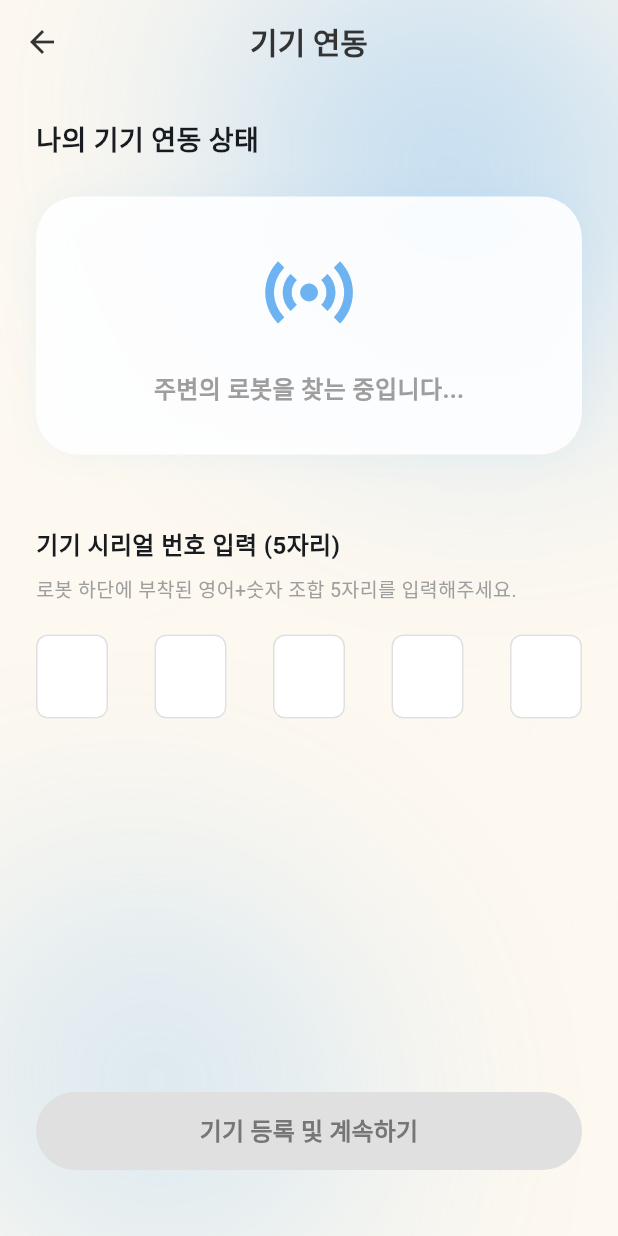
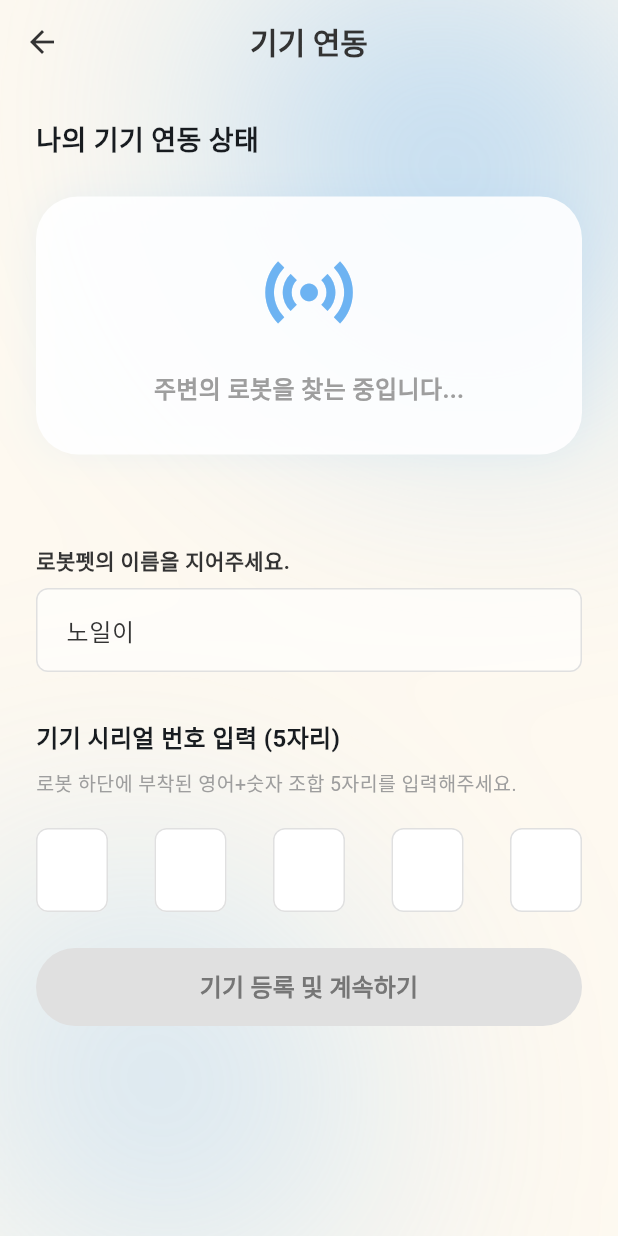
Before and after one commit to 1227wano/No-ill, a Flutter app: the DevicePairingScreen screen opened directly, on a phone screen of 412 x 824 dp. Run offline on Flutter 3.47's test engine with Material 3 defaults, Android fonts, the light colour scheme and no system bars; our stand-ins replace dio, firebase_core, firebase_messaging, flutter_dotenv, flutter_riverpod, flutter_secure_storage; accounts and stored records are empty; Roboto replaces fonts that are missing (Pretendard).

Commit message:
feat: 로봇펫 기기 등록 (로봇 별명 입력란 추가)

```diff
--- a/noill_app/lib/screens/onboarding/device_pairing_screen.dart
+++ b/noill_app/lib/screens/onboarding/device_pairing_screen.dart
@@ -1,5 +1,6 @@
 import 'package:flutter/material.dart';
 import 'package:flutter_riverpod/flutter_riverpod.dart';
+import 'package:noill_app/widgets/atoms/custom_input_field.dart';
 import '../../widgets/atoms/gradient_background.dart';
 import '../../widgets/atoms/otp_input.dart';
 import '../../widgets/atoms/solid_button.dart';
@@ -20,6 +21,7 @@ class _DevicePairingScreenState extends ConsumerState<DevicePairingScreen>
   late AnimationController _controller;
   bool _isFound = false;
   String _inputSerial = ""; // 입력된 5자리 번호 저장
+  final _petNameController = TextEditingController(text: "노일이");
 
   @override
   void initState() {
@@ -37,6 +39,7 @@ class _DevicePairingScreenState extends ConsumerState<DevicePairingScreen>
   @override
   void dispose() {
     _controller.dispose();
+    _petNameController.dispose();
     super.dispose();
   }
 
@@ -53,7 +56,8 @@ class _DevicePairingScreenState extends ConsumerState<DevicePairingScreen>
           backgroundColor: Colors.transparent,
           elevation: 0,
         ),
-        body: Padding(
+        body: SingleChildScrollView(
+          // 키보드 올라와도 화면이 올라가도록
           padding: const EdgeInsets.all(24.0),
           child: Column(
             crossAxisAlignment: CrossAxisAlignment.start,
@@ -68,6 +72,15 @@ class _DevicePairingScreenState extends ConsumerState<DevicePairingScreen>
               _buildStatusCard(),
 
               const SizedBox(height: 48),
+
+              const SizedBox(height: 12),
+              CustomInputField(
+                label: '로봇펫의 이름을 지어주세요.',
+                controller: _petNameController,
+                hintText: "노일이",
+              ),
+
+              const SizedBox(height: 32),
 
               const Text(
                 "기기 시리얼 번호 입력 (5자리)",
@@ -89,7 +102,7 @@ class _DevicePairingScreenState extends ConsumerState<DevicePairingScreen>
                   });
                 },
               ),
-              const Spacer(),
+              const SizedBox(height: 24),
 
               // ✅ 수정: 5자리가 입력되었을 때만 버튼이 활성화되도록 로직 연결
               SolidButton(
@@ -97,6 +110,9 @@ class _DevicePairingScreenState extends ConsumerState<DevicePairingScreen>
                 onPressed: _inputSerial.length == 5
                     ? () {
                         // 1. Provider에 기기 번호(petId) 저장
+                        ref
+                            .read(petRegistrationProvider.notifier)
+                            .updatePetName(_petNameController.text);
                         ref
                             .read(petRegistrationProvider.notifier)
                             .updatePetId(_inputSerial);
```
Also changed, not shown: noill_app/lib/providers/pet_provider.dart (+6 -1 lines), 3 other files.
